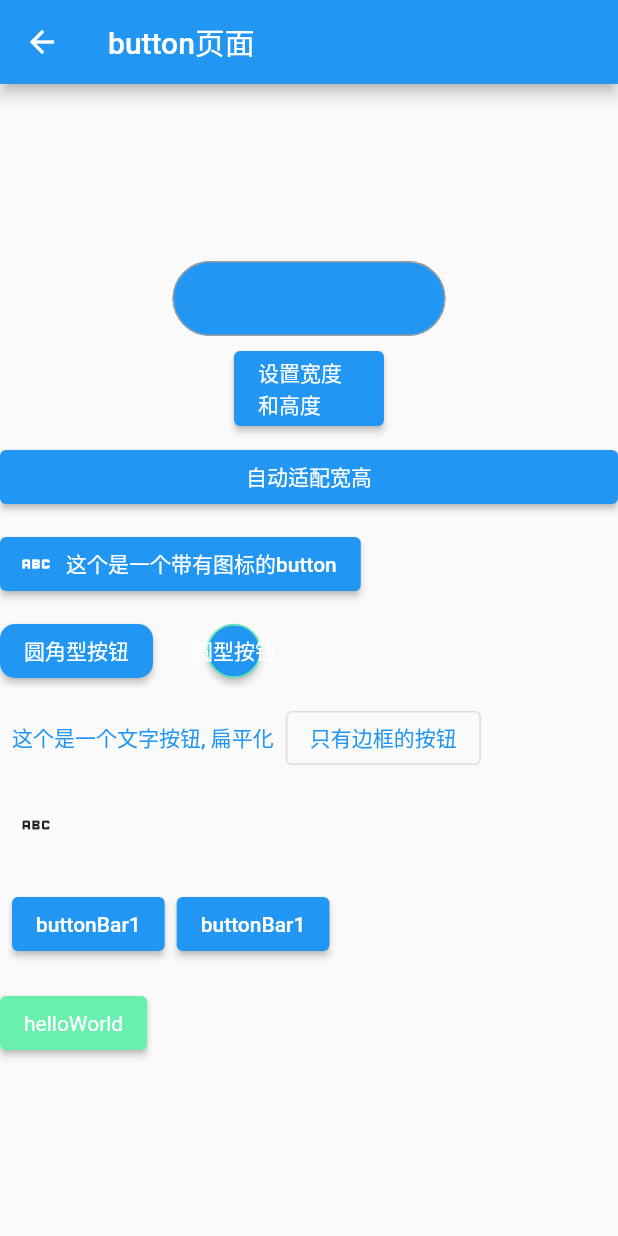
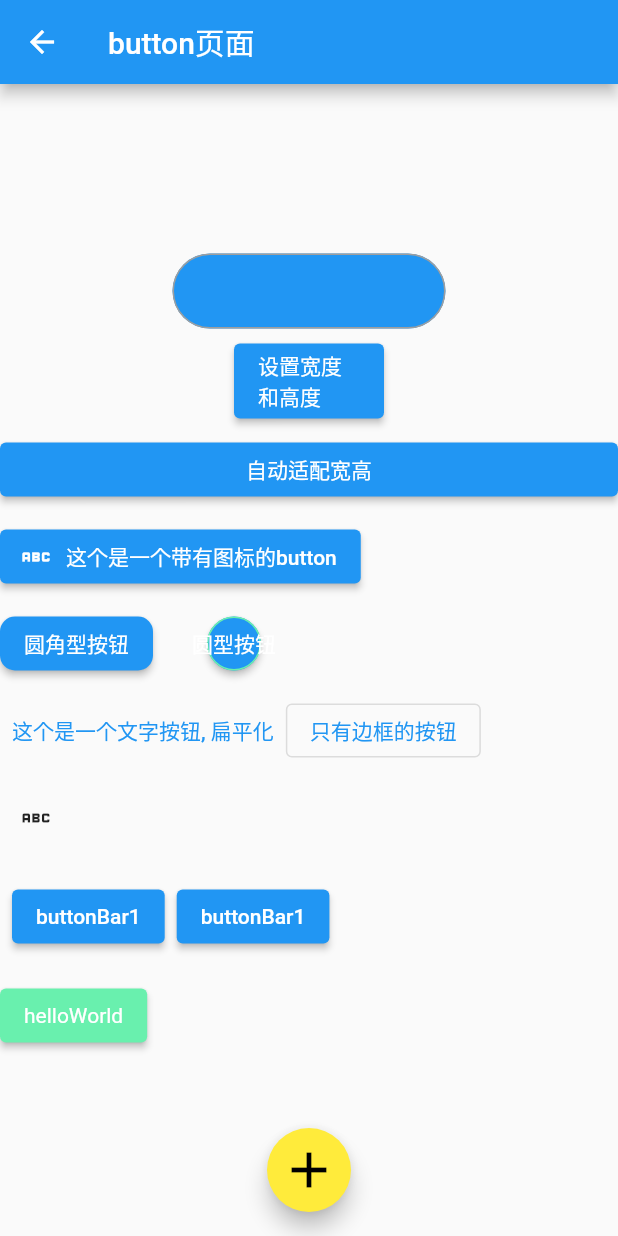
Before and after one commit to xiaoyaole3/flutter_learn, a Flutter app: the ButtonPage screen opened directly, on a phone screen of 412 x 824 dp. Run offline on Flutter 3.47's test engine with Material 2 defaults, Android fonts, the phone set to English and light mode, and no system bars; network calls fail.

Commit message:
浮动按钮相关设置

```diff
--- a/lib/pages/Button.dart
+++ b/lib/pages/Button.dart
@@ -9,6 +9,14 @@ class ButtonPage extends StatelessWidget {
       appBar: AppBar(
         title: Text("button页面"),
       ),
+      floatingActionButton: FloatingActionButton(
+        child: Icon(Icons.add, color: Colors.black, size: 40,),
+        onPressed: () {
+          print("Floating action button pushed");
+        },
+        backgroundColor: Colors.yellow,
+      ),
+      floatingActionButtonLocation: FloatingActionButtonLocation.centerFloat,
       body: Column(
         mainAxisAlignment: MainAxisAlignment.center,
 
@@ -176,8 +184,8 @@ class ButtonPage extends StatelessWidget {
                 print("hello world is pressed");
               },)
             ],
-          )
-
+          ),
+          SizedBox(height: 10,),
         ],
       ),
     );
```
